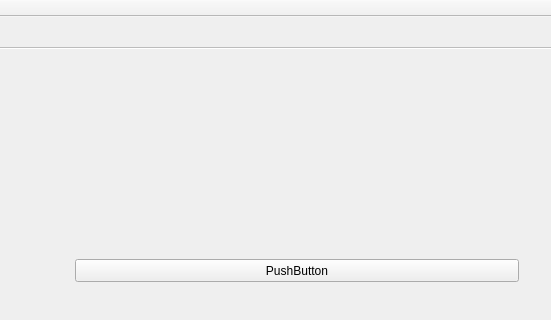
This is mainwindow.ui in solderercb/snap_crm as Qt 5 draws it before an edit; both pictures show x 380 to 931 and y 0 to 320 of the 931 by 546 pixel window. The edited form follows.
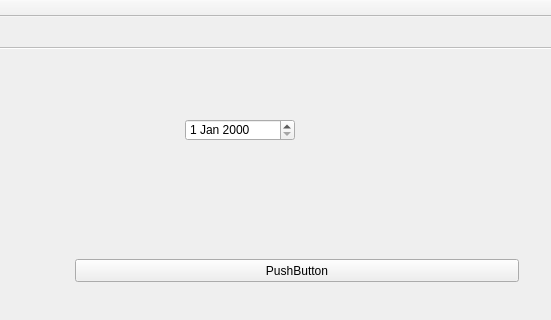
This is the edited form. The open tabs and pages were chosen to show the change.

Patch:
```diff
--- a/mainwindow.ui
+++ b/mainwindow.ui
@@ -288,6 +288,16 @@
          </item>
         </layout>
        </widget>
+       <widget class="QDateEdit" name="dateEdit">
+        <property name="geometry">
+         <rect>
+          <x>565</x>
+          <y>70</y>
+          <width>110</width>
+          <height>22</height>
+         </rect>
+        </property>
+       </widget>
       </widget>
       <widget class="QWidget" name="tab_3">
        <attribute name="title">
```
Left out of the diff: 4 changed lines with no effect on the pictures.
